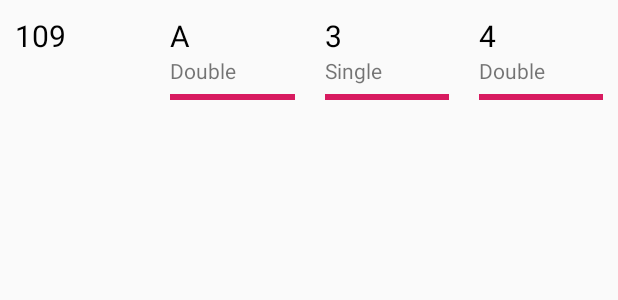
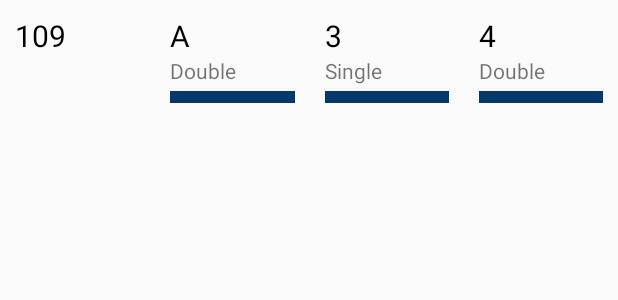
Before and after one commit to lwreaper/WhereMyBusAh, an Android app: the layout list_item_layout.xml on its own in the app's theme, with its tools: preview values and no code run, on a phone screen of 412 x 824 dp. Shown: the top 300 px of the screen. Run offline under Robolectric (Android 15) with nearby library versions, the phone set to English and light mode, and no system bars.

Commit message:
Added minor visual changes

```diff
--- a/app/src/main/res/layout/list_item_layout.xml
+++ b/app/src/main/res/layout/list_item_layout.xml
@@ -46,6 +46,8 @@
             android:text="Double" />
 
         <ProgressBar
+            android:scaleY="2"
+            android:progressTint="@color/colorAccent"
             android:id="@+id/next_load"
             android:progress="100"
             style="?android:attr/progressBarStyleHorizontal"
@@ -79,6 +81,8 @@
             android:text="Single" />
 
         <ProgressBar
+            android:scaleY="2"
+            android:progressTint="@color/colorAccent"
             android:id="@+id/next2_load"
             android:progress="100"
             style="?android:attr/progressBarStyleHorizontal"
@@ -112,6 +116,8 @@
             android:text="Double" />
 
         <ProgressBar
+            android:scaleY="2"
+            android:progressTint="@color/colorAccent"
             android:id="@+id/next3_load"
             android:progress="100"
             style="?android:attr/progressBarStyleHorizontal"
--- a/app/src/main/res/values/colors.xml
+++ b/app/src/main/res/values/colors.xml
@@ -1,6 +1,6 @@
 <?xml version="1.0" encoding="utf-8"?>
 <resources>
-    <color name="colorPrimary">#008577</color>
-    <color name="colorPrimaryDark">#00574B</color>
-    <color name="colorAccent">#D81B60</color>
+    <color name="colorPrimary">#5CDB95</color>
+    <color name="colorPrimaryDark">#5CDB95</color>
+    <color name="colorAccent">#05386B</color>
 </resources>
```
